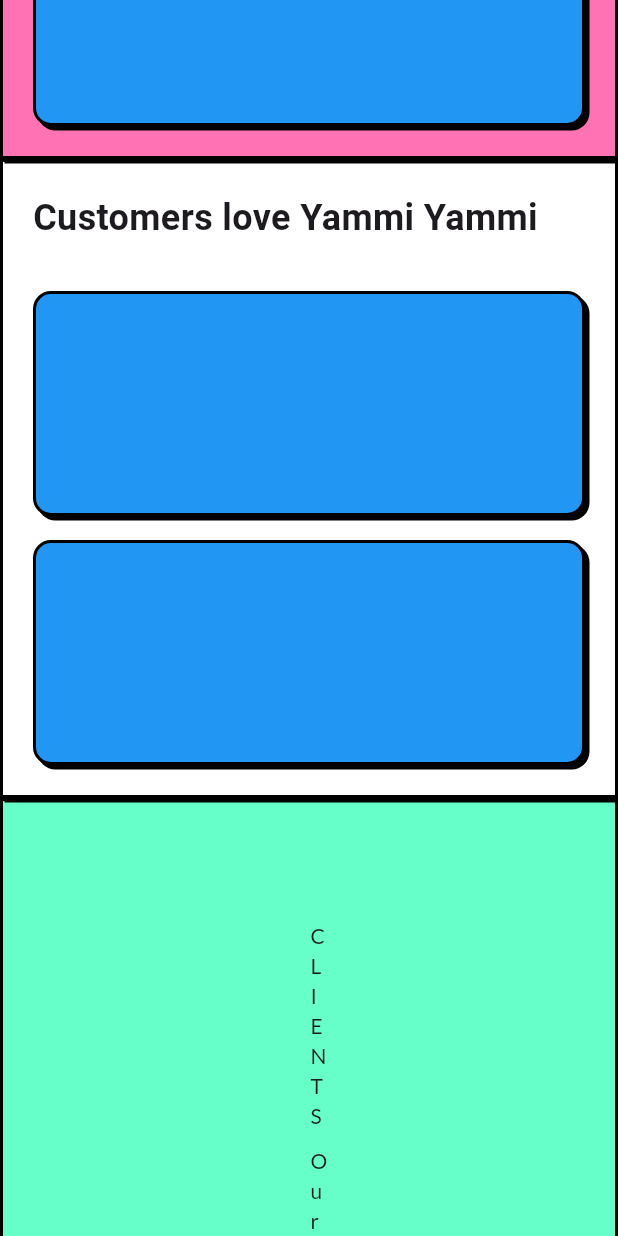
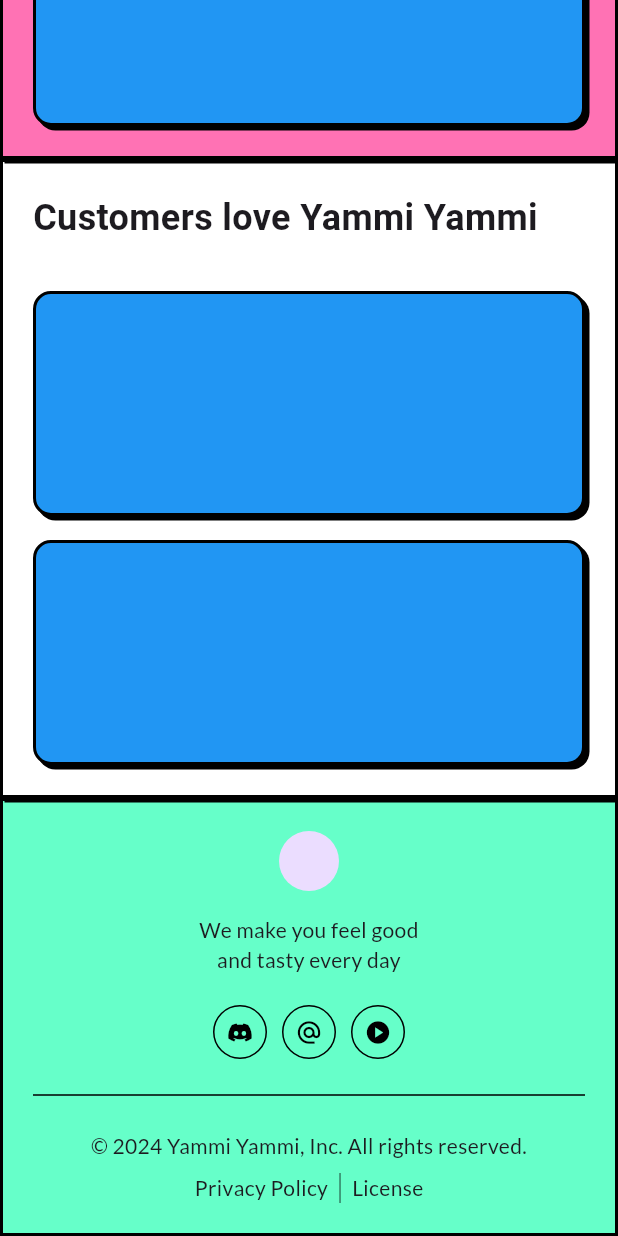
Before and after one commit to rragnarsd/yammi_yammi, a Flutter app: the screen it shows after launch, scrolled down 2462 dp, on a phone screen of 412 x 824 dp. Run offline on Flutter 3.47's test engine with Material 3 defaults, Android fonts, the phone set to English and light mode, and no system bars; our stand-ins replace google_fonts, responsive_framework.

Commit message:
Responsive footer

```diff
--- a/lib/widgets/footer_section.dart
+++ b/lib/widgets/footer_section.dart
@@ -1,113 +1,106 @@
 import 'package:flutter/material.dart';
 import 'package:google_fonts/google_fonts.dart';
+import 'package:responsive_framework/responsive_framework.dart';
 
 class YammiFooterSection extends StatelessWidget {
   const YammiFooterSection({super.key});
 
   @override
   Widget build(BuildContext context) {
+    final isTabletOrSmaller = ResponsiveBreakpoints.of(
+      context,
+    ).between(MOBILE, TABLET);
+
     return SliverToBoxAdapter(
       child: Container(
         padding: const EdgeInsets.all(16.0),
         decoration: BoxDecoration(
           border: Border.all(color: Colors.black, width: 2),
-          color: Color(0xff66FFC9),
+          color: const Color(0xff66FFC9),
         ),
         child: Padding(
-          padding: const EdgeInsets.all(32.0),
-          child: Column(
+          padding: isTabletOrSmaller
+              ? ResponsiveBreakpoints.of(context).smallerOrEqualTo(TABLET)
+                    ? const EdgeInsets.all(4.0)
+                    : const EdgeInsets.all(32.0)
+              : const EdgeInsets.all(32.0),
+          child: isTabletOrSmaller ? _FooterSmallScreen() : _FooterBigScreen(),
+        ),
+      ),
+    );
+  }
+}
+
+class _FooterBigScreen extends StatelessWidget {
+  const _FooterBigScreen();
+
+  @override
+  Widget build(BuildContext context) {
+    return Column(
       mainAxisSize: MainAxisSize.min,
+      children: const [
+        Row(
+          children: [Expanded(flex: 2, child: _BrandSection(centered: false))],
+        ),
+        SizedBox(height: 16),
+        Divider(thickness: 1, color: Colors.black),
+        SizedBox(height: 16),
+        _FooterLinks(centered: false),
+      ],
+    );
+  }
+}
+
+class _FooterSmallScreen extends StatelessWidget {
+  const _FooterSmallScreen();
+
+  @override
+  Widget build(BuildContext context) {
+    return Column(
+      crossAxisAlignment: CrossAxisAlignment.center,
+      children: const [
+        _BrandSection(centered: true),
+        SizedBox(height: 16),
+        Divider(thickness: 1, color: Colors.black),
+        SizedBox(height: 16),
+        _FooterLinks(centered: true),
+      ],
+    );
+  }
+}
+
+class _BrandSection extends StatelessWidget {
+  const _BrandSection({required this.centered});
+
+  final bool centered;
+
+  @override
+  Widget build(BuildContext context) {
+    return Column(
+      crossAxisAlignment: centered
+          ? CrossAxisAlignment.center
+          : CrossAxisAlignment.start,
       children: [
-              Row(
-                children: [
-                  Expanded(
-                    flex: 4,
-                    child: Column(
-                      crossAxisAlignment: CrossAxisAlignment.start,
-                      children: [
-                        CircleAvatar(),
+        const CircleAvatar(),
         const SizedBox(height: 16),
         Text(
           "We make you feel good\nand tasty every day",
           style: GoogleFonts.lato(),
+          textAlign: centered ? TextAlign.center : TextAlign.start,
         ),
         const SizedBox(height: 20),
-                        Row(
-                          children: [
-                            _circleIcon(Icons.discord),
-                            const SizedBox(width: 10),
-                            _circleIcon(Icons.alternate_email),
-                            const SizedBox(width: 10),
-                            _circleIcon(Icons.play_circle),
+        _IconRow(centered: centered),
       ],
-                        ),
-                      ],
-                    ),
-                  ),
-                  Expanded(
-                    flex: 2,
-                    child: Padding(
-                      padding: const EdgeInsets.all(32.0),
-                      child: Column(
-                        crossAxisAlignment: CrossAxisAlignment.start,
-                        children: [
-                          Text("CLIENTS", style: GoogleFonts.lato()),
-                          SizedBox(height: 10),
-                          Text("Our Services", style: GoogleFonts.lato()),
-                          Text("Products", style: GoogleFonts.lato()),
-                          Text("Menu", style: GoogleFonts.lato()),
-                          Text("Industries", style: GoogleFonts.lato()),
-                        ],
-                      ),
-                    ),
-                  ),
-                  Expanded(
-                    flex: 4,
-                    child: Padding(
-                      padding: const EdgeInsets.all(32.0),
-                      child: Column(
-                        crossAxisAlignment: CrossAxisAlignment.start,
-                        children: [
-                          Text("COMPANY", style: GoogleFonts.lato()),
-                          SizedBox(height: 10),
-                          Text("About Us", style: GoogleFonts.lato()),
-                          Text("Our Story", style: GoogleFonts.lato()),
-                          Text("Mission", style: GoogleFonts.lato()),
-                          Text("Leadership", style: GoogleFonts.lato()),
-                        ],
-                      ),
-                    ),
-                  ),
-                ],
-              ),
-              const SizedBox(height: 16),
-              const Divider(thickness: 1, color: Colors.black),
-              const SizedBox(height: 16),
-
-              Row(
-                mainAxisAlignment: MainAxisAlignment.spaceBetween,
-                children: [
-                  Text(
-                    "© 2024 Yammi Yammi, Inc. All rights reserved.",
-                    style: GoogleFonts.lato(),
-                  ),
-                  Row(
-                    children: [
-                      Text("Privacy Policy", style: GoogleFonts.lato()),
-                      SizedBox(width: 20),
-                      Text("License", style: GoogleFonts.lato()),
-                    ],
-                  ),
-                ],
-              ),
-            ],
-          ),
-        ),
-      ),
     );
   }
+}
 
-  static Widget _circleIcon(IconData icon) {
+class _IconRow extends StatelessWidget {
+  const _IconRow({required this.centered});
+
+  final bool centered;
+
+  Widget _circleIcon(IconData icon) {
     return Container(
       padding: const EdgeInsets.all(8),
       decoration: BoxDecoration(
@@ -117,4 +110,60 @@
       child: Icon(icon, size: 18, color: Colors.black),
     );
   }
+
+  @override
+  Widget build(BuildContext context) {
+    return Row(
+      mainAxisAlignment: centered
+          ? MainAxisAlignment.center
+          : MainAxisAlignment.start,
+      children: [
+        _circleIcon(Icons.discord),
+        const SizedBox(width: 10),
+        _circleIcon(Icons.alternate_email),
+        const SizedBox(width: 10),
+        _circleIcon(Icons.play_circle),
+      ],
+    );
   }
+}
+
+class _FooterLinks extends StatelessWidget {
+  const _FooterLinks({required this.centered});
+
+  final bool centered;
+
+  @override
+  Widget build(BuildContext context) {
+    final copyright = Text(
+      "© 2024 Yammi Yammi, Inc. All rights reserved.",
+      style: GoogleFonts.lato(),
+      textAlign: centered ? TextAlign.center : TextAlign.start,
+    );
+
+    final links = IntrinsicHeight(
+      child: Row(
+        mainAxisAlignment: centered
+            ? MainAxisAlignment.center
+            : MainAxisAlignment.start,
+        children: [
+          Text("Privacy Policy", style: GoogleFonts.lato()),
+          VerticalDivider(color: Colors.black, thickness: 0.5),
+          Text("License", style: GoogleFonts.lato()),
+        ],
+      ),
+    );
+
+    if (centered) {
+      return Column(
+        crossAxisAlignment: CrossAxisAlignment.center,
+        children: [copyright, const SizedBox(height: 8), links],
+      );
+    }
+
+    return Row(
+      mainAxisAlignment: MainAxisAlignment.spaceBetween,
+      children: [copyright, links],
+    );
+  }
+}
```
Lines whose indentation alone changed are shown as unchanged.
